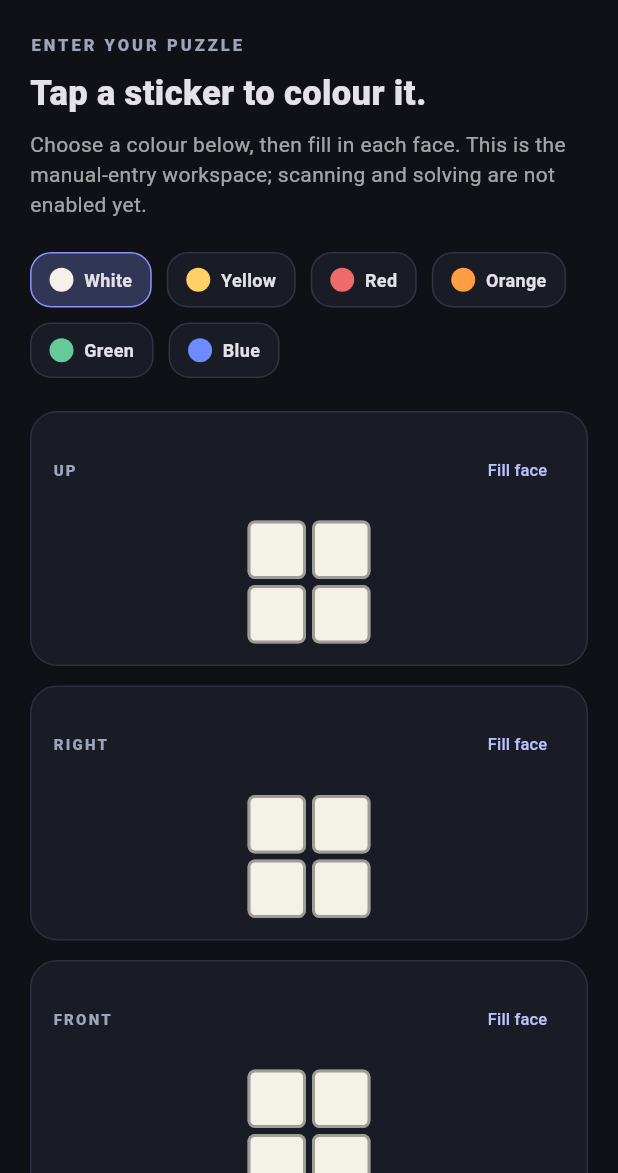
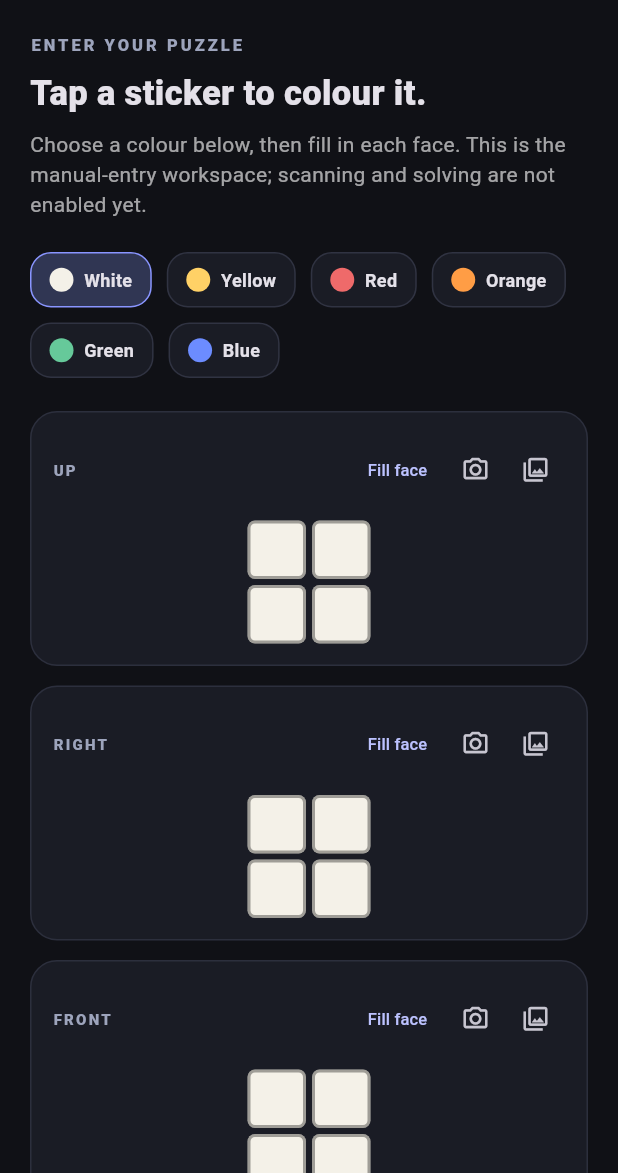
Before and after one commit to phantom1-max/Solve-Cube, a Flutter app: the screen it shows after launch, after a tap on "2×2 Cube", on a phone screen of 412 x 824 dp, the part 63-1236 px from its top. Run offline on Flutter 3.47's test engine with Material 3 defaults, Android fonts, the phone set to English and light mode, and no system bars; our stand-ins replace image_picker; missing offline and left inert: cuber.

Commit message:
feat: attach reference photos to each cube face

```diff
--- a/lib/main.dart
+++ b/lib/main.dart
@@ -1,5 +1,7 @@
 import 'package:flutter/material.dart';
+import 'dart:typed_data';
 import 'package:flutter/foundation.dart';
+import 'package:image_picker/image_picker.dart';
 import 'src/three_by_three_solver.dart';
 import 'src/cube_color_validator.dart';
 
@@ -226,6 +228,23 @@ class _PuzzleWorkspacePageState extends State<PuzzleWorkspacePage> {
   static const labels = ['White', 'Yellow', 'Red', 'Orange', 'Green', 'Blue'];
   int selectedColor = 0;
   late List<List<int>> faces;
+  final ImagePicker _picker = ImagePicker();
+  final Map<int, Uint8List> _facePhotos = {};
+
+  Future<void> _pickFacePhoto(int face, ImageSource source) async {
+    try {
+      final image = await _picker.pickImage(source: source, imageQuality: 88);
+      if (image == null) return;
+      final bytes = await image.readAsBytes();
+      if (!mounted) return;
+      setState(() => _facePhotos[face] = bytes);
+    } catch (_) {
+      if (!mounted) return;
+      ScaffoldMessenger.of(context).showSnackBar(
+        const SnackBar(content: Text('Could not open the image source on this device.')),
+      );
+    }
+  }
 
   @override
   void initState() {
@@ -296,7 +315,27 @@ class _PuzzleWorkspacePageState extends State<PuzzleWorkspacePage> {
                   onPressed: () => setState(() => faces[face] = List<int>.filled(n * n, selectedColor)),
                   child: const Text('Fill face', style: TextStyle(fontSize: 11)),
                 ),
+                if (!kIsWeb && (defaultTargetPlatform == TargetPlatform.android || defaultTargetPlatform == TargetPlatform.iOS))
+                  IconButton(
+                    tooltip: 'Take face photo',
+                    visualDensity: VisualDensity.compact,
+                    onPressed: () => _pickFacePhoto(face, ImageSource.camera),
+                    icon: const Icon(Icons.camera_alt_outlined, size: 19),
+                  ),
+                IconButton(
+                  tooltip: 'Choose face photo',
+                  visualDensity: VisualDensity.compact,
+                  onPressed: () => _pickFacePhoto(face, ImageSource.gallery),
+                  icon: const Icon(Icons.photo_library_outlined, size: 19),
+                ),
               ]),
+              if (_facePhotos.containsKey(face)) ...[
+                const SizedBox(height: 8),
+                ClipRRect(
+                  borderRadius: BorderRadius.circular(10),
+                  child: Image.memory(_facePhotos[face]!, height: 100, width: double.infinity, fit: BoxFit.contain),
+                ),
+              ],
               const SizedBox(height: 10),
               Center(child: SizedBox(
                 width: (n * 39.0) + ((n - 1) * 4),
```
